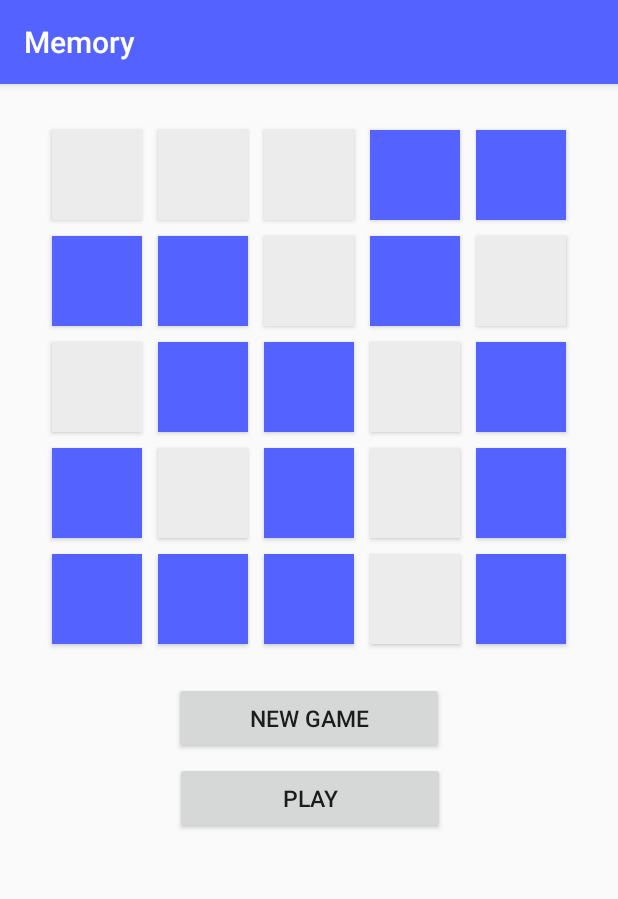
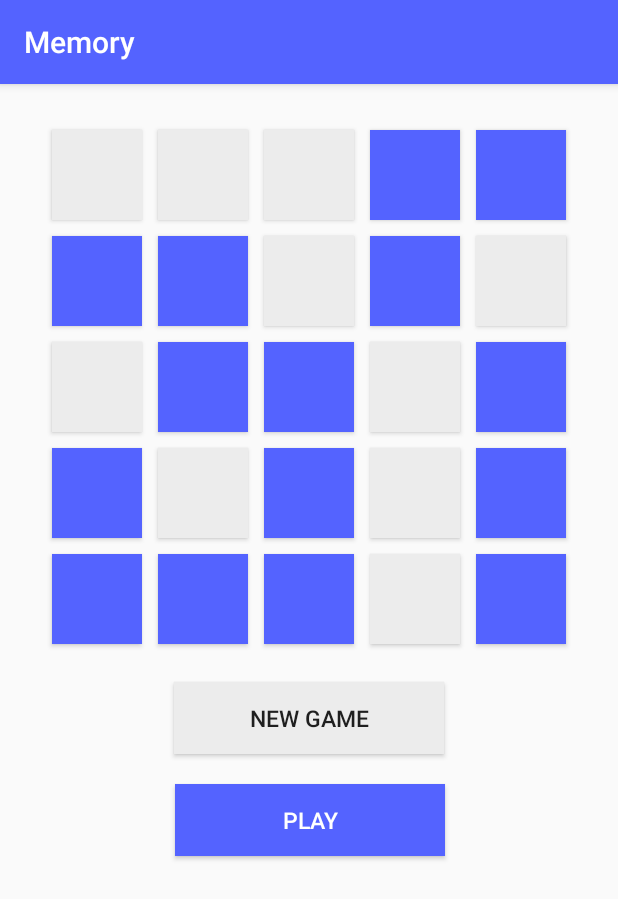
Before and after one commit to dev-nilson/MemoryGame, an Android app: the screen it shows after launch (MainActivity), on a phone screen of 412 x 824 dp. Shown: the top 899 px of the screen. Run offline under Robolectric (Android 15) with nearby library versions, the phone set to English and light mode, and no system bars.

Commit message:
Design buttons

```diff
--- a/Memory/app/src/main/res/layout/activity_main.xml
+++ b/Memory/app/src/main/res/layout/activity_main.xml
@@ -50,15 +50,16 @@
         android:layout_marginTop="20dp"
         android:text="@string/new_game"
         android:onClick="onNewGameClick"
-        style="@style/OptionButton"
+        style="@style/SecondaryButton"
         app:layout_constraintLeft_toLeftOf="parent"
         app:layout_constraintRight_toRightOf="parent"
         app:layout_constraintTop_toBottomOf="@id/memory_grid" />
 
     <Button
         android:id="@+id/play_button"
-        style="@style/OptionButton"
         android:text="@string/play"
+        android:background="@color/blue"
+        style="@style/PrimaryButton"
         app:layout_constraintHorizontal_bias="0.502"
         app:layout_constraintLeft_toLeftOf="parent"
         app:layout_constraintRight_toRightOf="parent"
--- a/Memory/app/src/main/res/values/colors.xml
+++ b/Memory/app/src/main/res/values/colors.xml
@@ -2,4 +2,5 @@
 <resources>
     <color name="blue">#5463FF</color>
     <color name="gray">#ECECEC</color>
+    <color name="white">#FFFFFF</color>
 </resources>
--- a/Memory/app/src/main/res/values/themes.xml
+++ b/Memory/app/src/main/res/values/themes.xml
@@ -10,10 +10,22 @@
         <item name="android:layout_margin">5dp</item>
     </style>
 
-    <style name="OptionButton">
+    <style name="SecondaryButton">
+        <item name="android:background">@color/gray</item>
         <item name="android:layout_height">wrap_content</item>
         <item name="android:layout_width">180dp</item>
-        <item name="android:layout_marginTop">5dp</item>
+        <item name="android:layout_marginTop">20dp</item>
+        <item name="android:layout_marginLeft">20dp</item>
+        <item name="android:layout_marginRight">20dp</item>
+        <item name="android:textSize">15sp</item>
+    </style>
+
+    <style name="PrimaryButton">
+        <item name="android:background">@color/blue</item>
+        <item name="android:textColor">@color/white</item>
+        <item name="android:layout_height">wrap_content</item>
+        <item name="android:layout_width">180dp</item>
+        <item name="android:layout_marginTop">20dp</item>
         <item name="android:layout_marginLeft">20dp</item>
         <item name="android:layout_marginRight">20dp</item>
         <item name="android:textSize">15sp</item>
```
